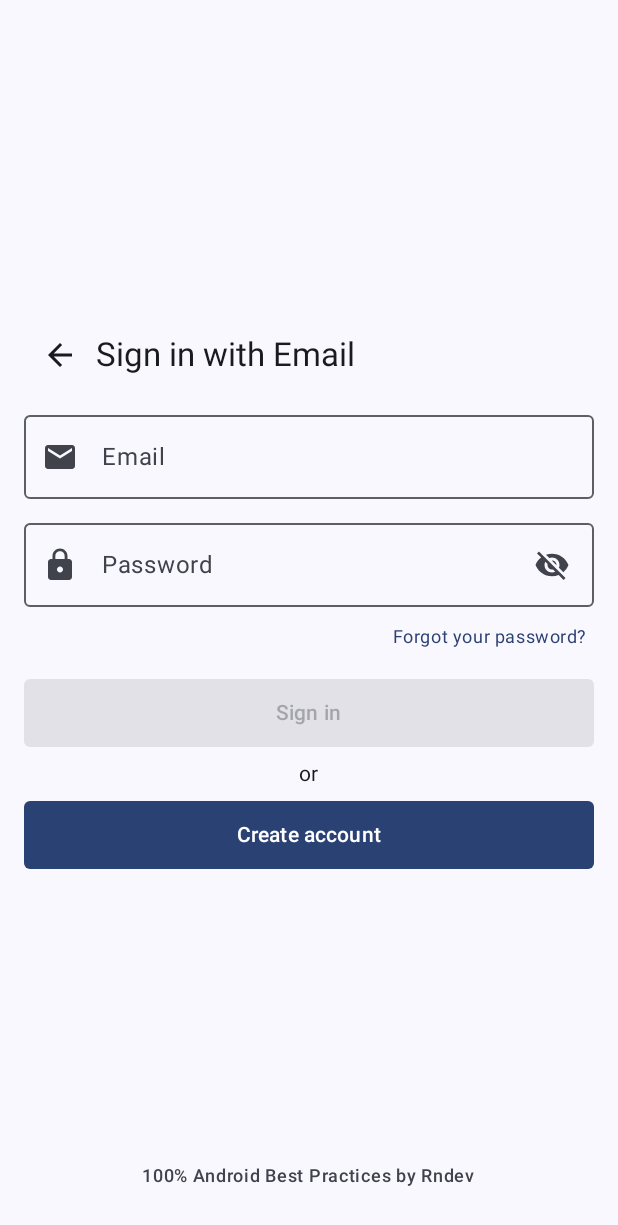
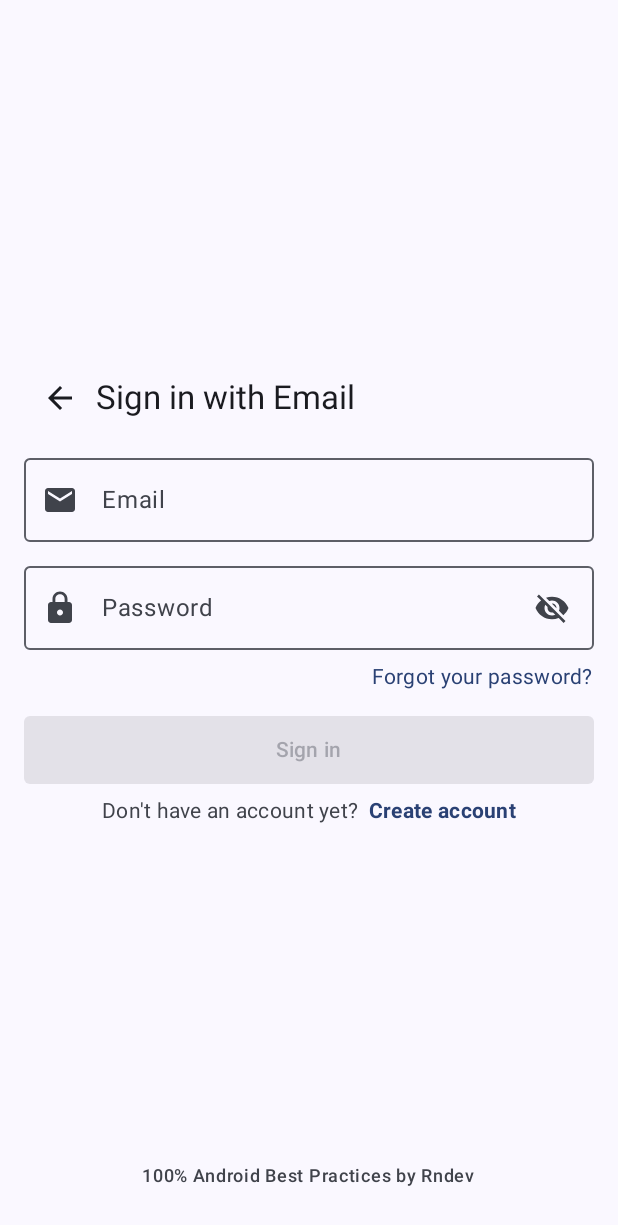
Before and after one commit to rndevelo/LoginLab, an Android app built with Jetpack Compose: the screen it shows after launch (MainActivity), after a tap on "Sign in with Email", on a phone screen of 412 x 824 dp. Shown: the top 1225 px of the screen. Run offline under Robolectric (Android 15) with nearby library versions, the phone set to English and light mode, and no system bars; our stand-ins replace Dagger/Hilt's generated code, Firebase (no records; nobody signed in at launch, a user with empty details on screens opened directly), Navigation 3; libraries missing offline, so code that uses them is left out: com.facebook, com.facebook.login; 6 statements that could not run were skipped.

Commit message:
Refactor: Improve "Create Account" and "Forgot Password" UI
This commit refactors the "Create Account" section on the login screen and improves the "Forgot Password" text presentation.

Key changes:
- Created `CreateAccountContent` composable:
    - This new composable displays a prompt "Don't have an account yet?" followed by a clickable "Create account" text.
    - It replaces the previous `RegisterButton` which included an "OR" divider and a full-width button.
- Renamed `ForgotYourPasswordText` to `ForgotYourPasswordContent`.
- Updated `ForgotYourPasswordContent`:
    - Changed text style from `bodySmall` to `bodyMedium`.
    - Removed padding.
- Updated `LoginScreen` to use `CreateAccountContent` and the renamed `ForgotYourPasswordContent`.
- Added a new string resource `login_text_no_account_prompt` for "Don't have an account yet?".
- Removed the `RegisterButton.kt` file as it's no longer used.

```diff
--- a/app/src/main/java/io/rndev/loginlab/login/LoginScreen.kt
+++ b/app/src/main/java/io/rndev/loginlab/login/LoginScreen.kt
@@ -44,10 +44,10 @@ import io.rndev.loginlab.composables.EmailOptionContent
 import io.rndev.loginlab.composables.PasswordTextField
 import io.rndev.loginlab.composables.PhoneOptionContent
 import io.rndev.loginlab.login.composables.DropDownMenu
-import io.rndev.loginlab.login.composables.ForgotYourPasswordText
+import io.rndev.loginlab.login.composables.ForgotYourPasswordContent
 import io.rndev.loginlab.login.composables.LoginHeaderContent
 import io.rndev.loginlab.login.composables.LoginOptionsContent
-import io.rndev.loginlab.login.composables.RegisterButton
+import io.rndev.loginlab.login.composables.CreateAccountContent
 import io.rndev.loginlab.utils.LoginFormType
 import kotlinx.serialization.Serializable
 
@@ -182,10 +182,10 @@ private fun LoginContent(
                     )
                 },
                 forgotYourPasswordText = {
-                    ForgotYourPasswordText {}
+                    ForgotYourPasswordContent {}
                 },
                 buttonContent = {
-                    RegisterButton(
+                    CreateAccountContent(
                         onRegister = onRegister,
                         modifier = Modifier.align(Alignment.CenterHorizontally)
                     )
--- /dev/null
+++ b/app/src/main/java/io/rndev/loginlab/login/composables/CreateAccountContent.kt
@@ -0,0 +1,40 @@
+package io.rndev.loginlab.login.composables
+
+import androidx.compose.foundation.clickable
+import androidx.compose.foundation.layout.Row
+import androidx.compose.foundation.layout.Spacer
+import androidx.compose.foundation.layout.height
+import androidx.compose.foundation.layout.width
+import androidx.compose.material3.MaterialTheme
+import androidx.compose.material3.Text
+import androidx.compose.runtime.Composable
+import androidx.compose.ui.Modifier
+import androidx.compose.ui.res.stringResource
+import androidx.compose.ui.text.font.FontWeight
+import androidx.compose.ui.unit.dp
+import io.rndev.loginlab.R
+
+@Composable
+fun CreateAccountContent(
+    onRegister: () -> Unit,
+    modifier: Modifier = Modifier
+) {
+    Spacer(Modifier.height(8.dp))
+
+    Row(modifier = modifier) {
+        Text(
+            text = stringResource(R.string.login_text_no_account_prompt), // "Aún no tienes cuenta?"
+            style = MaterialTheme.typography.bodyMedium,
+            color = MaterialTheme.colorScheme.onSurfaceVariant
+        )
+        Spacer(modifier = Modifier.width(6.dp))
+        Text(
+            text = stringResource(R.string.login_text_create_account), // " Crear cuenta" (con espacio)
+            style = MaterialTheme.typography.bodyMedium.copy(
+                color = MaterialTheme.colorScheme.primary,
+                fontWeight = FontWeight.Bold,
+            ),
+            modifier = Modifier.clickable(onClick = onRegister)
+        )
+    }
+}
--- a/app/src/main/java/io/rndev/loginlab/login/composables/ForgotYourPasswordText.kt
+++ b/app/src/main/java/io/rndev/loginlab/login/composables/ForgotYourPasswordContent.kt
@@ -6,7 +6,6 @@ import androidx.compose.foundation.layout.Row
 import androidx.compose.foundation.layout.Spacer
 import androidx.compose.foundation.layout.fillMaxWidth
 import androidx.compose.foundation.layout.height
-import androidx.compose.foundation.layout.padding
 import androidx.compose.material3.MaterialTheme
 import androidx.compose.material3.Text
 import androidx.compose.runtime.Composable
@@ -16,20 +15,19 @@ import androidx.compose.ui.unit.dp
 import io.rndev.loginlab.R
 
 @Composable
-fun ForgotYourPasswordText(onForgotPassword: () -> Unit){
+fun ForgotYourPasswordContent(onForgotPassword: () -> Unit){
     Spacer(Modifier.height(8.dp))
 
-    // Recuperar contraseña
     Row(
         modifier = Modifier.fillMaxWidth(),
         horizontalArrangement = Arrangement.End
     ) {
         Text(
-            text = stringResource(R.string.login_text_forgot_your_password),
-            style = MaterialTheme.typography.bodySmall.copy(color = MaterialTheme.colorScheme.primary),
-            modifier = Modifier
-                .clickable { onForgotPassword() }
-                .padding(4.dp)
+            text = stringResource(R.string.login_text_forgot_your_password), // " Crear cuenta" (con espacio)
+            style = MaterialTheme.typography.bodyMedium.copy(
+                color = MaterialTheme.colorScheme.primary,
+            ),
+            modifier = Modifier.clickable(onClick = onForgotPassword)
         )
     }
 }
--- a/app/src/main/java/io/rndev/loginlab/login/composables/RegisterButton.kt
+++ /dev/null
@@ -1,39 +0,0 @@
-package io.rndev.loginlab.login.composables
-
-import androidx.compose.foundation.layout.Spacer
-import androidx.compose.foundation.layout.fillMaxWidth
-import androidx.compose.foundation.layout.height
-import androidx.compose.material3.CircularProgressIndicator
-import androidx.compose.material3.MaterialTheme
-import androidx.compose.material3.OutlinedButton
-import androidx.compose.material3.OutlinedTextFieldDefaults
-import androidx.compose.material3.Text
-import androidx.compose.runtime.Composable
-import androidx.compose.ui.Modifier
-import androidx.compose.ui.res.stringResource
-import androidx.compose.ui.unit.dp
-import io.rndev.loginlab.R
-import io.rndev.loginlab.utils.CustomButton
-
-@Composable
-fun RegisterButton(
-    onRegister: () -> Unit,
-    modifier: Modifier = Modifier
-) {
-    Spacer(Modifier.height(8.dp))
-
-    // Divider
-    Text(
-        text = stringResource(R.string.login_text_or),
-        style = MaterialTheme.typography.bodyMedium,
-        modifier = modifier
-    )
-
-    Spacer(Modifier.height(8.dp))
-
-    // Button to create account
-    CustomButton(
-        buttonContent = { Text(stringResource(R.string.login_text_create_account)) },
-        onClick = onRegister,
-    )
-}
--- a/app/src/main/res/values/strings.xml
+++ b/app/src/main/res/values/strings.xml
@@ -16,6 +16,7 @@
     <string name="login_text_code">Code</string>
     <string name="login_text_send_code">Send code</string>
     <string name="login_text_verify_code">Verify code</string>
+    <string name="login_text_no_account_prompt">Don\'t have an account yet?</string>
     <string name="login_text_create_account">Create account</string>
     <string name="login_text_hide_password">Hide password</string>
     <string name="login_text_show_password">Show password</string>
```
